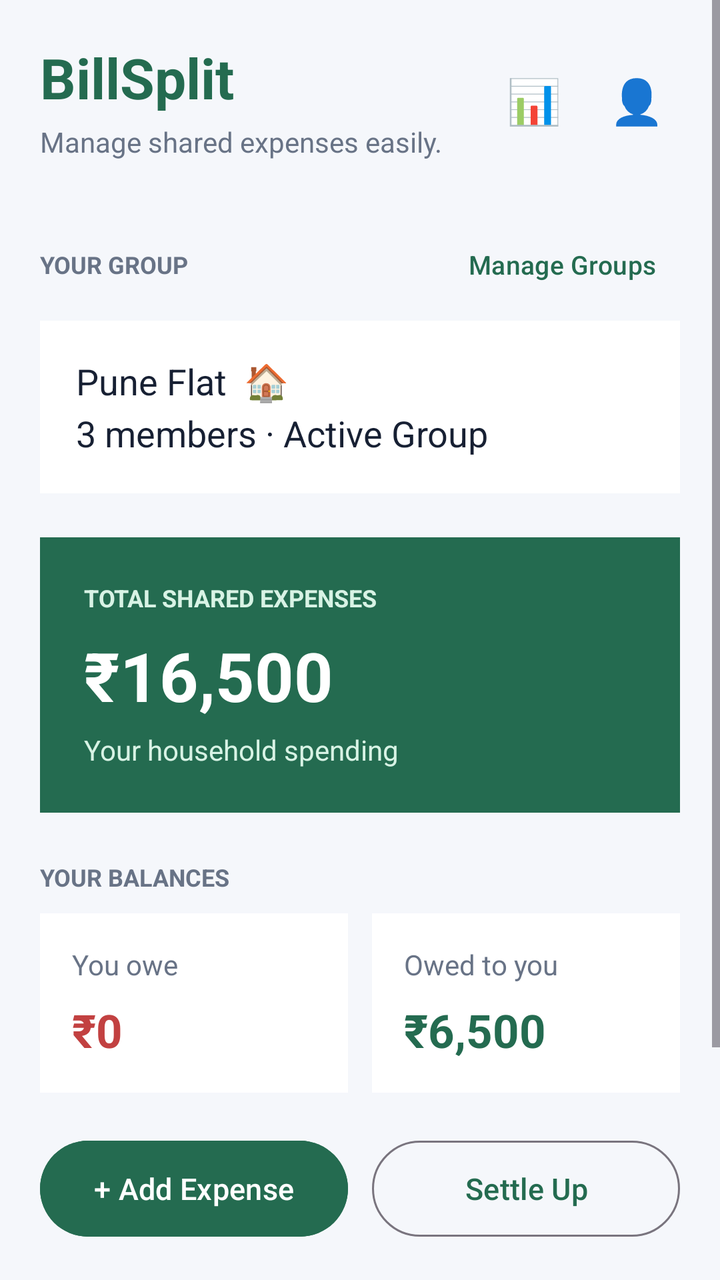
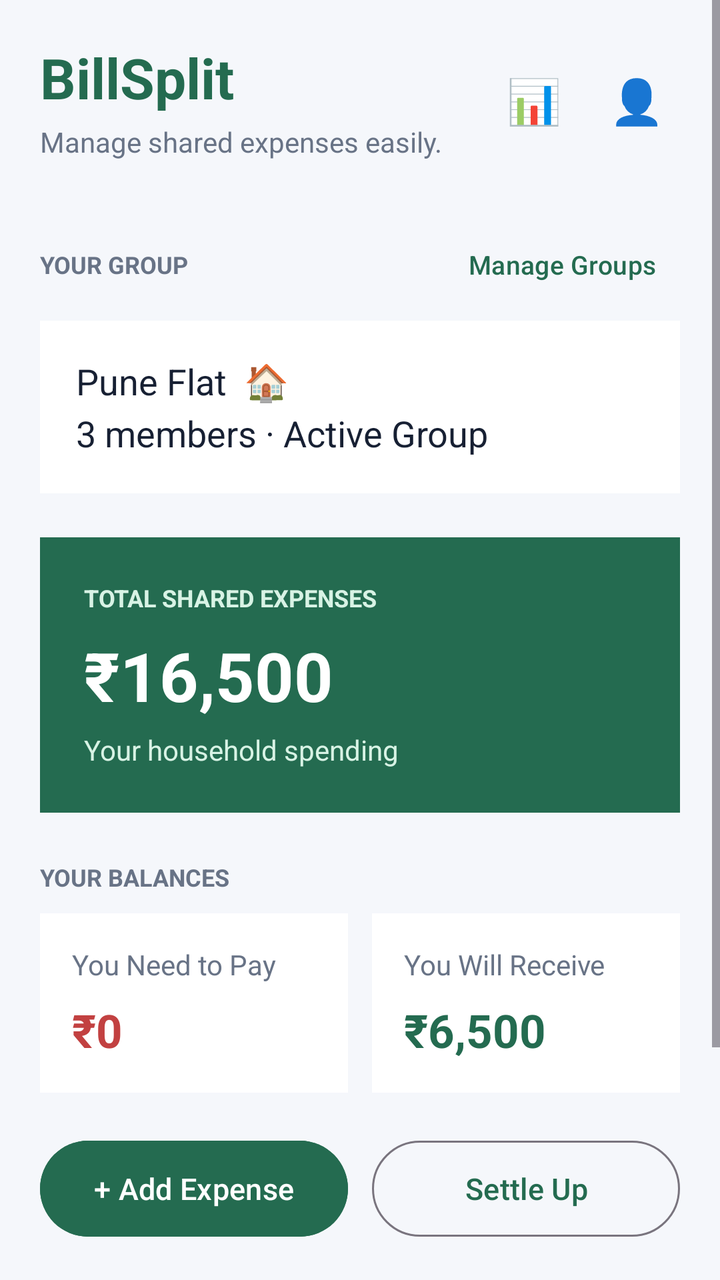

Two renders of the same Android screen: before a commit and after it. Below are the layout's source before the change and the commit's diff.
<!-- AndroidManifest.xml: application theme Theme.BillSplit -->
<!-- res/layout/activity_main.xml -->
<?xml version="1.0" encoding="utf-8"?>
<ScrollView xmlns:android="http://schemas.android.com/apk/res/android"
    android:layout_width="match_parent"
    android:layout_height="match_parent"
    android:background="#F5F7FB"
    android:fillViewport="true">

    <LinearLayout
        android:layout_width="match_parent"
        android:layout_height="wrap_content"
        android:orientation="vertical"
        android:padding="20dp">

        
        <LinearLayout
            android:layout_width="match_parent"
            android:layout_height="wrap_content"
            android:gravity="center_vertical"
            android:orientation="horizontal">

            <LinearLayout
                android:layout_width="0dp"
                android:layout_height="wrap_content"
                android:layout_weight="1"
                android:orientation="vertical">

                <TextView
                    android:layout_width="wrap_content"
                    android:layout_height="wrap_content"
                    android:text="BillSplit"
                    android:textColor="#246B50"
                    android:textSize="28sp"
                    android:textStyle="bold" />

                <TextView
                    android:layout_width="wrap_content"
                    android:layout_height="wrap_content"
                    android:layout_marginTop="4dp"
                    android:text="Manage shared expenses easily."
                    android:textColor="#687386"
                    android:textSize="14sp" />
            </LinearLayout>

            <TextView
                android:id="@+id/btnReports"
                android:layout_width="wrap_content"
                android:layout_height="wrap_content"
                android:background="?attr/selectableItemBackground"
                android:clickable="true"
                android:focusable="true"
                android:padding="8dp"
                android:text="📊"
                android:textSize="22sp" />

            <TextView
                android:id="@+id/btnProfile"
                android:layout_width="wrap_content"
                android:layout_height="wrap_content"
                android:layout_marginStart="8dp"
                android:background="?attr/selectableItemBackground"
                android:clickable="true"
                android:focusable="true"
                android:padding="8dp"
                android:text="👤"
                android:textSize="22sp" />
        </LinearLayout>

        
        <LinearLayout
            android:layout_width="match_parent"
            android:layout_height="wrap_content"
            android:layout_marginTop="28dp"
            android:gravity="center_vertical"
            android:orientation="horizontal">

            <TextView
                android:layout_width="0dp"
                android:layout_height="wrap_content"
                android:layout_weight="1"
                android:text="YOUR GROUP"
                android:textColor="#687386"
                android:textSize="12sp"
                android:textStyle="bold" />

            <Button
                android:id="@+id/btnManageGroups"
                style="@style/Widget.Material3.Button.TextButton"
                android:layout_width="wrap_content"
                android:layout_height="wrap_content"
                android:text="Manage Groups"
                android:textColor="#246B50"
                android:textSize="13sp" />
        </LinearLayout>

        <TextView
            android:id="@+id/tvGroupInfo"
            android:layout_width="match_parent"
            android:layout_height="wrap_content"
            android:layout_marginTop="4dp"
            android:background="#FFFFFF"
            android:clickable="true"
            android:focusable="true"
            android:lineSpacingExtra="5dp"
            android:padding="18dp"
            android:text="Pune Flat  🏠\n3 members · Active Group"
            android:textColor="#172033"
            android:textSize="18sp" />

        
        <LinearLayout
            android:layout_width="match_parent"
            android:layout_height="wrap_content"
            android:layout_marginTop="22dp"
            android:background="#246B50"
            android:orientation="vertical"
            android:padding="22dp">

            <TextView
                android:layout_width="wrap_content"
                android:layout_height="wrap_content"
                android:text="TOTAL SHARED EXPENSES"
                android:textColor="#D8F3E5"
                android:textSize="12sp"
                android:textStyle="bold" />

            <TextView
                android:id="@+id/tvTotalExpenses"
                android:layout_width="wrap_content"
                android:layout_height="wrap_content"
                android:layout_marginTop="8dp"
                android:text="₹16,500"
                android:textColor="#FFFFFF"
                android:textSize="34sp"
                android:textStyle="bold" />

            <TextView
                android:layout_width="wrap_content"
                android:layout_height="wrap_content"
                android:layout_marginTop="5dp"
                android:text="Your household spending"
                android:textColor="#D8F3E5"
                android:textSize="14sp" />
        </LinearLayout>

        
        <TextView
            android:layout_width="wrap_content"
            android:layout_height="wrap_content"
            android:layout_marginTop="24dp"
            android:text="YOUR BALANCES"
            android:textColor="#687386"
            android:textSize="12sp"
            android:textStyle="bold" />

        <LinearLayout
            android:layout_width="match_parent"
            android:layout_height="wrap_content"
            android:layout_marginTop="10dp"
            android:orientation="horizontal">

            <LinearLayout
                android:layout_width="0dp"
                android:layout_height="wrap_content"
                android:layout_weight="1"
                android:layout_marginEnd="6dp"
                android:background="#FFFFFF"
                android:orientation="vertical"
                android:padding="16dp">

                <TextView
                    android:layout_width="wrap_content"
                    android:layout_height="wrap_content"
                    android:text="You owe"
                    android:textColor="#687386"
                    android:textSize="14sp" />

                <TextView
                    android:id="@+id/tvYouOwe"
                    android:layout_width="wrap_content"
                    android:layout_height="wrap_content"
                    android:layout_marginTop="8dp"
                    android:text="₹0"
                    android:textColor="#C24141"
                    android:textSize="23sp"
                    android:textStyle="bold" />
            </LinearLayout>

            <LinearLayout
                android:layout_width="0dp"
                android:layout_height="wrap_content"
                android:layout_weight="1"
                android:layout_marginStart="6dp"
                android:background="#FFFFFF"
                android:orientation="vertical"
                android:padding="16dp">

                <TextView
                    android:layout_width="wrap_content"
                    android:layout_height="wrap_content"
                    android:text="Owed to you"
                    android:textColor="#687386"
                    android:textSize="14sp" />

                <TextView
                    android:id="@+id/tvOwedToYou"
                    android:layout_width="wrap_content"
                    android:layout_height="wrap_content"
                    android:layout_marginTop="8dp"
                    android:text="₹6,500"
                    android:textColor="#246B50"
                    android:textSize="23sp"
                    android:textStyle="bold" />
            </LinearLayout>
        </LinearLayout>

        
        <LinearLayout
            android:layout_width="match_parent"
            android:layout_height="wrap_content"
            android:layout_marginTop="20dp"
            android:orientation="horizontal">

            <Button
                android:id="@+id/btnAddExpense"
                android:layout_width="0dp"
                android:layout_height="56dp"
                android:layout_weight="1"
                android:layout_marginEnd="6dp"
                android:backgroundTint="#246B50"
                android:text="+ Add Expense"
                android:textAllCaps="false"
                android:textColor="#FFFFFF"
                android:textSize="15sp" />

            <Button
                android:id="@+id/btnSettleUp"
                style="@style/Widget.Material3.Button.OutlinedButton"
                android:layout_width="0dp"
                android:layout_height="56dp"
                android:layout_weight="1"
                android:layout_marginStart="6dp"
                android:text="Settle Up"
                android:textAllCaps="false"
                android:textColor="#246B50"
                android:textSize="15sp" />
        </LinearLayout>

        
        <LinearLayout
            android:layout_width="match_parent"
            android:layout_height="wrap_content"
            android:layout_marginTop="28dp"
            android:gravity="center_vertical"
            android:orientation="horizontal">

            <TextView
                android:layout_width="0dp"
                android:layout_height="wrap_content"
                android:layout_weight="1"
                android:text="RECENT EXPENSES"
                android:textColor="#687386"
                android:textSize="12sp"
                android:textStyle="bold" />

            <Button
                android:id="@+id/btnViewHistory"
                style="@style/Widget.Material3.Button.TextButton"
                android:layout_width="wrap_content"
                android:layout_height="wrap_content"
                android:text="View History"
                android:textColor="#246B50"
                android:textSize="13sp" />
        </LinearLayout>

        <androidx.recyclerview.widget.RecyclerView
            android:id="@+id/rvRecentExpenses"
            android:layout_width="match_parent"
            android:layout_height="wrap_content"
            android:layout_marginTop="10dp" />

        <TextView
            android:id="@+id/tvRecentExpenses"
            android:layout_width="match_parent"
            android:layout_height="wrap_content"
            android:layout_marginTop="10dp"
            android:background="#FFFFFF"
            android:padding="18dp"
            android:text="No expenses yet.\nTap + Add Expense to get started!"
            android:textColor="#172033"
            android:textSize="15sp"
            android:visibility="gone" />

        <TextView
            android:layout_width="wrap_content"
            android:layout_height="wrap_content"
            android:layout_gravity="center_horizontal"
            android:layout_marginTop="24dp"
            android:layout_marginBottom="12dp"
            android:text="Split fairly. Live happily."
            android:textColor="#687386"
            android:textSize="13sp" />

    </LinearLayout>
</ScrollView>
<!-- resources referenced by this layout -->
<resources>
  <style name="Theme.BillSplit" parent="Base.Theme.BillSplit" />
  <style name="Base.Theme.BillSplit" parent="Theme.Material3.Light.NoActionBar">
          <item name="android:windowBackground">#F5F7FB</item>
          <item name="colorPrimary">#246B50</item>
          <item name="android:forceDarkAllowed" tools:targetApi="q">false</item>
      </style>
</resources>

<!-- the commit's change to res/layout/activity_main.xml (unified diff, before → after) -->
@@ -170,7 +170,7 @@
                 <TextView
                     android:layout_width="wrap_content"
                     android:layout_height="wrap_content"
-                    android:text="You owe"
+                    android:text="You Need to Pay"
                     android:textColor="#687386"
                     android:textSize="14sp" />
 
@@ -197,7 +197,7 @@
                 <TextView
                     android:layout_width="wrap_content"
                     android:layout_height="wrap_content"
-                    android:text="Owed to you"
+                    android:text="You Will Receive"
                     android:textColor="#687386"
                     android:textSize="14sp" />
 
